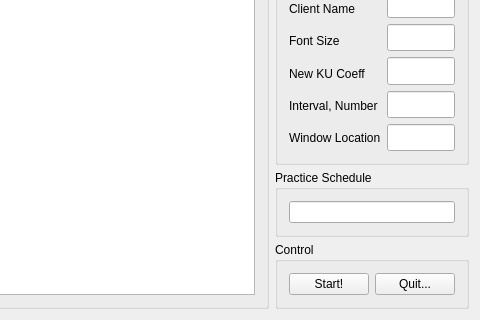
Before: the Qt Designer form src/qrammer/window_overview.ui in alex-lt-kong/qrammer, drawn with Qt 5; both pictures show x 657 to 1137 and y 362 to 682 of the 1137 by 682 pixel window.
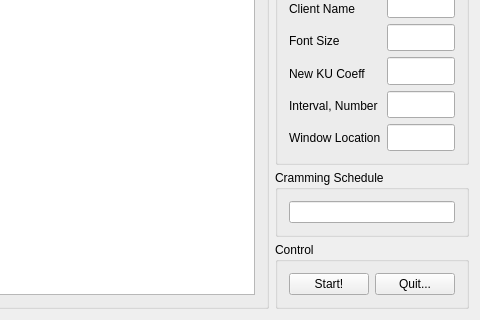
After: the same form once the commit is applied. Icons and pictures are not drawn.

The edit to the form file:
```diff
--- a/src/qrammer/window_overview.ui
+++ b/src/qrammer/window_overview.ui
@@ -283,7 +283,7 @@
          </size>
         </property>
         <property name="title">
-         <string>Practice Schedule</string>
+         <string>Cramming Schedule</string>
         </property>
         <layout class="QVBoxLayout" name="verticalLayout_3" stretch="0">
          <item>
```
Left out of the diff: 4 changed lines with no effect on the pictures.
